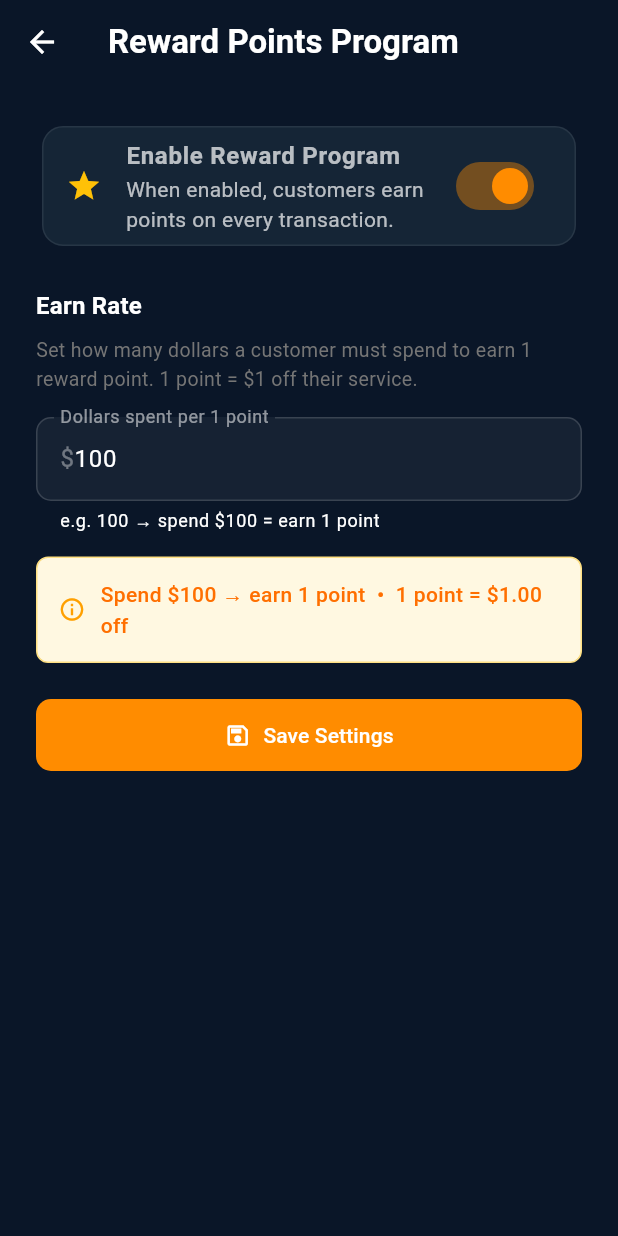
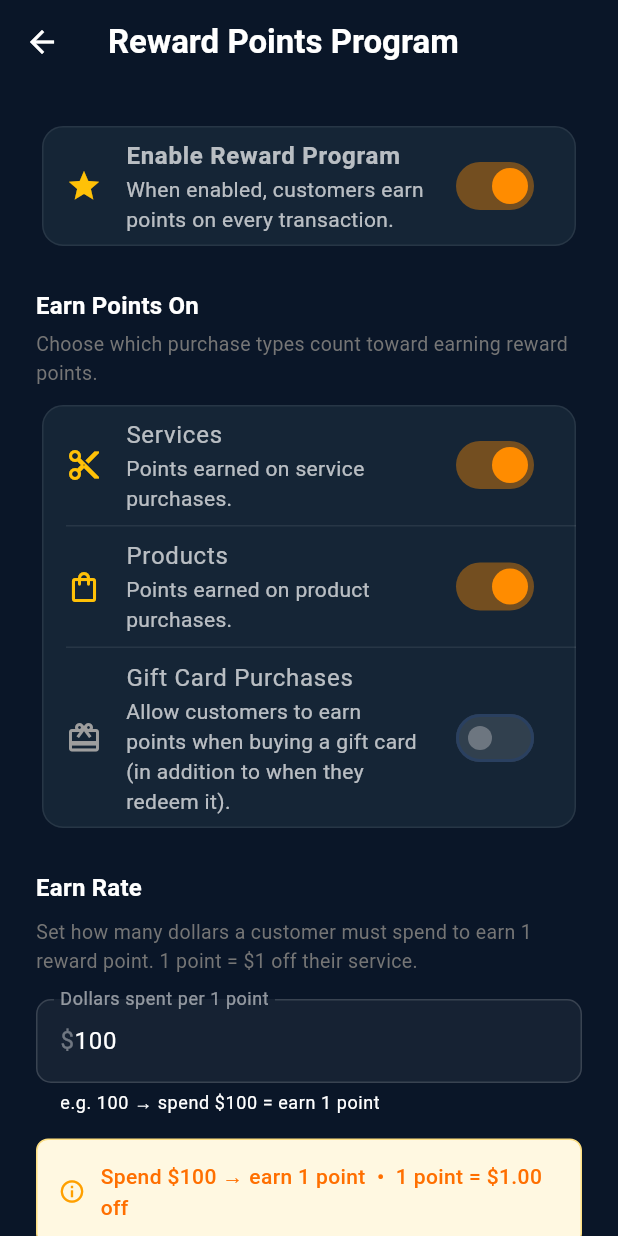
Before and after one commit to ducquyle1984-dev/goldfish_pos, a Flutter app: the AdminDashboardScreen screen opened directly, after a tap on "Reward Points", on a phone screen of 412 x 824 dp. Run offline on Flutter 3.47's test engine with Material 3 defaults, Android fonts, the phone set to English and light mode, and no system bars; our stand-ins replace cloud_firestore, csv, file_picker, firebase_auth, firebase_core, shared_preferences; missing offline and left inert: dart:html; accounts and stored records are empty.

Commit message:
feat: per-category reward point earning (services, products, gift cards)
- RewardSettings: add earnOnServices, earnOnProducts, earnOnGiftCardPurchases flags
  (defaults: services=true, products=true, gift cards=false)
- TransactionItem: add itemType field ('service','product','gift_card')
- _LineItem.toTransactionItem(): populate itemType from Item.type
- Gift card sale line items: itemType='gift_card'
- _handlePostPayment: calculate eligible amount by summing item subtotals
  filtered by enabled type flags, capped to actual cash/card paid
- Reward settings admin screen: three SwitchListTile toggles for each category

```diff
--- a/lib/models/reward_settings_model.dart
+++ b/lib/models/reward_settings_model.dart
@@ -8,7 +8,22 @@ class RewardSettings {
   /// Whether the reward program is enabled at all.
   final bool enabled;
 
-  const RewardSettings({this.dollarsPerPoint = 100.0, this.enabled = true});
+  /// Whether services count toward earning points.
+  final bool earnOnServices;
+
+  /// Whether products count toward earning points.
+  final bool earnOnProducts;
+
+  /// Whether gift card purchases count toward earning points.
+  final bool earnOnGiftCardPurchases;
+
+  const RewardSettings({
+    this.dollarsPerPoint = 100.0,
+    this.enabled = true,
+    this.earnOnServices = true,
+    this.earnOnProducts = true,
+    this.earnOnGiftCardPurchases = false,
+  });
 
   /// Points earned for a given spend amount.
   int pointsEarned(double amountSpent) {
@@ -19,21 +34,37 @@ class RewardSettings {
   factory RewardSettings.fromFirestore(DocumentSnapshot doc) {
     final data = doc.data() as Map<String, dynamic>? ?? {};
     return RewardSettings(
-      dollarsPerPoint: (data['dollarsPerPoint'] ?? 100).toDouble(),
+      dollarsPerPoint: (data['dollarsPerPoint'] as num? ?? 100).toDouble(),
       enabled: data['enabled'] ?? true,
+      earnOnServices: data['earnOnServices'] ?? true,
+      earnOnProducts: data['earnOnProducts'] ?? true,
+      earnOnGiftCardPurchases: data['earnOnGiftCardPurchases'] ?? false,
     );
   }
 
   Map<String, dynamic> toFirestore() => {
     'dollarsPerPoint': dollarsPerPoint,
     'enabled': enabled,
+    'earnOnServices': earnOnServices,
+    'earnOnProducts': earnOnProducts,
+    'earnOnGiftCardPurchases': earnOnGiftCardPurchases,
     'updatedAt': Timestamp.now(),
   };
 
-  RewardSettings copyWith({double? dollarsPerPoint, bool? enabled}) {
+  RewardSettings copyWith({
+    double? dollarsPerPoint,
+    bool? enabled,
+    bool? earnOnServices,
+    bool? earnOnProducts,
+    bool? earnOnGiftCardPurchases,
+  }) {
     return RewardSettings(
       dollarsPerPoint: dollarsPerPoint ?? this.dollarsPerPoint,
       enabled: enabled ?? this.enabled,
+      earnOnServices: earnOnServices ?? this.earnOnServices,
+      earnOnProducts: earnOnProducts ?? this.earnOnProducts,
+      earnOnGiftCardPurchases:
+          earnOnGiftCardPurchases ?? this.earnOnGiftCardPurchases,
     );
   }
 }
--- a/lib/models/transaction_model.dart
+++ b/lib/models/transaction_model.dart
@@ -45,6 +45,8 @@ class TransactionItem {
   final double itemPrice;
   final int quantity;
   final double subtotal; // itemPrice * quantity
+  /// 'service', 'product', or 'gift_card'
+  final String itemType;
 
   TransactionItem({
     required this.id,
@@ -55,6 +57,7 @@ class TransactionItem {
     required this.itemPrice,
     required this.quantity,
     required this.subtotal,
+    this.itemType = 'service',
   });
 
   factory TransactionItem.fromJson(Map<String, dynamic> json) {
@@ -64,9 +67,10 @@ class TransactionItem {
       itemName: json['itemName'] ?? '',
       employeeId: json['employeeId'] ?? '',
       employeeName: json['employeeName'] ?? '',
-      itemPrice: (json['itemPrice'] ?? 0).toDouble(),
+      itemPrice: (json['itemPrice'] as num? ?? 0).toDouble(),
       quantity: (json['quantity'] as num? ?? 1).toInt(),
-      subtotal: (json['subtotal'] ?? 0).toDouble(),
+      subtotal: (json['subtotal'] as num? ?? 0).toDouble(),
+      itemType: json['itemType'] ?? 'service',
     );
   }
 
@@ -79,6 +83,7 @@ class TransactionItem {
     'itemPrice': itemPrice,
     'quantity': quantity,
     'subtotal': subtotal,
+    'itemType': itemType,
   };
 }
 
--- a/lib/screens/admin/reward_settings_screen.dart
+++ b/lib/screens/admin/reward_settings_screen.dart
@@ -14,6 +14,9 @@ class _RewardSettingsScreenState extends State<RewardSettingsScreen> {
   final _repo = PosRepository();
   final _dollarsCtrl = TextEditingController();
   bool _enabled = true;
+  bool _earnOnServices = true;
+  bool _earnOnProducts = true;
+  bool _earnOnGiftCardPurchases = false;
   bool _loading = true;
   bool _saving = false;
 
@@ -34,6 +37,9 @@ class _RewardSettingsScreenState extends State<RewardSettingsScreen> {
       final settings = await _repo.getRewardSettings();
       setState(() {
         _enabled = settings.enabled;
+        _earnOnServices = settings.earnOnServices;
+        _earnOnProducts = settings.earnOnProducts;
+        _earnOnGiftCardPurchases = settings.earnOnGiftCardPurchases;
         _dollarsCtrl.text = settings.dollarsPerPoint.toStringAsFixed(0);
         _loading = false;
       });
@@ -65,7 +71,13 @@ class _RewardSettingsScreenState extends State<RewardSettingsScreen> {
     setState(() => _saving = true);
     try {
       await _repo.updateRewardSettings(
-        RewardSettings(dollarsPerPoint: dollars, enabled: _enabled),
+        RewardSettings(
+          dollarsPerPoint: dollars,
+          enabled: _enabled,
+          earnOnServices: _earnOnServices,
+          earnOnProducts: _earnOnProducts,
+          earnOnGiftCardPurchases: _earnOnGiftCardPurchases,
+        ),
       );
       if (mounted) {
         ScaffoldMessenger.of(context).showSnackBar(
@@ -116,6 +128,88 @@ class _RewardSettingsScreenState extends State<RewardSettingsScreen> {
                         Icons.star,
                         color: _enabled ? Colors.amber : Colors.grey,
                       ),
+                    ),
+                  ),
+
+                  const SizedBox(height: 24),
+
+                  // What earns points
+                  Text(
+                    'Earn Points On',
+                    style: Theme.of(context).textTheme.titleMedium?.copyWith(
+                      fontWeight: FontWeight.bold,
+                    ),
+                  ),
+                  const SizedBox(height: 4),
+                  Text(
+                    'Choose which purchase types count toward earning reward points.',
+                    style: TextStyle(
+                      color: Colors.grey.shade600,
+                      fontSize: 13,
+                    ),
+                  ),
+                  const SizedBox(height: 8),
+                  Card(
+                    child: Column(
+                      children: [
+                        SwitchListTile(
+                          title: const Text('Services'),
+                          subtitle: const Text(
+                            'Points earned on service purchases.',
+                          ),
+                          value: _earnOnServices,
+                          onChanged:
+                              _enabled
+                                  ? (v) => setState(() => _earnOnServices = v)
+                                  : null,
+                          secondary: Icon(
+                            Icons.content_cut,
+                            color:
+                                _enabled && _earnOnServices
+                                    ? Colors.amber
+                                    : Colors.grey,
+                          ),
+                        ),
+                        const Divider(height: 1, indent: 16),
+                        SwitchListTile(
+                          title: const Text('Products'),
+                          subtitle: const Text(
+                            'Points earned on product purchases.',
+                          ),
+                          value: _earnOnProducts,
+                          onChanged:
+                              _enabled
+                                  ? (v) => setState(() => _earnOnProducts = v)
+                                  : null,
+                          secondary: Icon(
+                            Icons.shopping_bag_outlined,
+                            color:
+                                _enabled && _earnOnProducts
+                                    ? Colors.amber
+                                    : Colors.grey,
+                          ),
+                        ),
+                        const Divider(height: 1, indent: 16),
+                        SwitchListTile(
+                          title: const Text('Gift Card Purchases'),
+                          subtitle: const Text(
+                            'Allow customers to earn points when buying a gift card (in addition to when they redeem it).',
+                          ),
+                          value: _earnOnGiftCardPurchases,
+                          onChanged:
+                              _enabled
+                                  ? (v) =>
+                                      setState(() => _earnOnGiftCardPurchases = v)
+                                  : null,
+                          secondary: Icon(
+                            Icons.card_giftcard,
+                            color:
+                                _enabled && _earnOnGiftCardPurchases
+                                    ? Colors.amber
+                                    : Colors.grey,
+                          ),
+                        ),
+                      ],
                     ),
                   ),
 
--- a/lib/screens/transaction_create_screen.dart
+++ b/lib/screens/transaction_create_screen.dart
@@ -45,6 +45,7 @@ class _LineItem {
     itemPrice: unitPrice,
     quantity: quantity,
     subtotal: subtotal,
+    itemType: item.type == ItemType.product ? 'product' : 'service',
   );
 }
 
@@ -1690,16 +1691,36 @@ class _TransactionCreateScreenState extends State<TransactionCreateScreen> {
 
   // ── Post-payment: award points + SMS survey ───────────────────────────────
   Future<void> _handlePostPayment(Transaction tx) async {
-    // Award reward points
+    // Award reward points based on eligible item subtotals
     final customer = _selectedCustomer;
     if (customer != null && _rewardSettings.enabled) {
-      final cashPaid = tx.payments
+      // Sum subtotals for each item type that is enabled in reward settings
+      double eligibleAmount = 0;
+      for (final item in tx.items) {
+        switch (item.itemType) {
+          case 'service':
+            if (_rewardSettings.earnOnServices) eligibleAmount += item.subtotal;
+            break;
+          case 'product':
+            if (_rewardSettings.earnOnProducts) eligibleAmount += item.subtotal;
+            break;
+          case 'gift_card':
+            if (_rewardSettings.earnOnGiftCardPurchases) {
+              eligibleAmount += item.subtotal;
+            }
+            break;
+        }
+      }
+      // Do not award points on the portion paid with reward points or gift cards
+      final nonCashPaid = tx.payments
           .where(
             (p) =>
-                p.paymentMethodId != 'reward_points' &&
-                !p.paymentMethodId.startsWith('gift_card:'),
+                p.paymentMethodId == 'reward_points' ||
+                p.paymentMethodId.startsWith('gift_card:'),
           )
           .fold<double>(0, (s, p) => s + p.amountPaid);
+      // Eligible amount cannot exceed what the customer actually paid in cash/card
+      final cashPaid = (tx.totalAmount - nonCashPaid).clamp(0.0, eligibleAmount);
       final pointsEarned = _rewardSettings.pointsEarned(cashPaid);
       if (pointsEarned > 0) {
         try {
@@ -2086,6 +2107,7 @@ class _TransactionCreateScreenState extends State<TransactionCreateScreen> {
                           itemPrice: amount,
                           quantity: 1,
                           subtotal: amount,
+                          itemType: 'gift_card',
                         );
                         await _repo.addGiftCardSaleToTransaction(
                           _savedTransactionId!,
```
